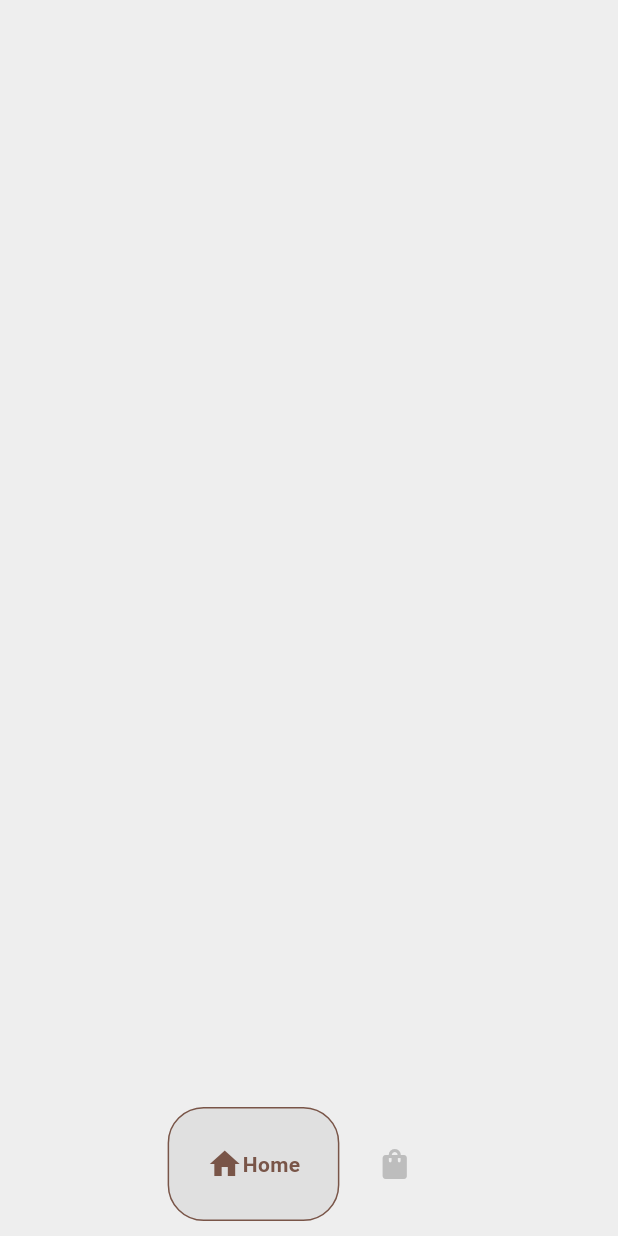
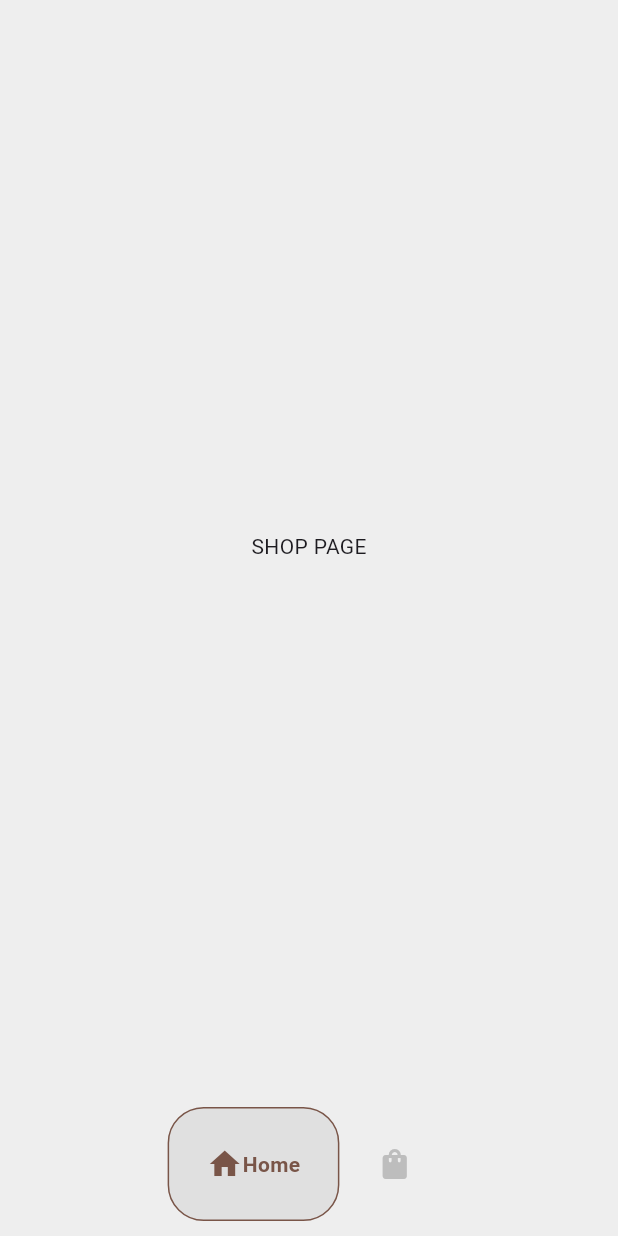
Before and after one commit to Jeffrey-joe-mathews/CoffeeShopApp, a Flutter app: the screen it shows after launch, on a phone screen of 412 x 824 dp. Run offline on Flutter 3.47's test engine with Material 3 defaults, Android fonts, the phone set to English and light mode, and no system bars; drawn by our look-alikes of google_nav_bar.

Commit message:
added in pages for the bottom navigation bar

```diff
--- a/lib/components/bottom_nav_bar.dart
+++ b/lib/components/bottom_nav_bar.dart
@@ -2,17 +2,19 @@ import 'package:flutter/material.dart';
 import 'package:google_nav_bar/google_nav_bar.dart';
 
 class MyBottomNavBar extends StatelessWidget {
-  const MyBottomNavBar({super.key});
+  final void Function(int)? onTabChange;
+  const MyBottomNavBar({super.key, required this.onTabChange});
 
   @override
   Widget build(BuildContext context) {
     return Container(
       margin: const EdgeInsets.symmetric(horizontal: 25, vertical: 10),
       child: GNav(
+        onTabChange:(value) => onTabChange!(value),
         color: Colors.grey.shade400,
         mainAxisAlignment: MainAxisAlignment.center,
         activeColor: Colors.brown,
-        rippleColor: Colors.grey.shade200,
+        rippleColor: Colors.grey.shade100,
         tabBackgroundColor: Colors.grey.shade300,
         tabBorderRadius: 24,
         tabActiveBorder: Border.all(color: Colors.brown),
--- a/lib/pages/home_page.dart
+++ b/lib/pages/home_page.dart
@@ -1,6 +1,8 @@
 import 'package:flutter/material.dart';
 import 'package:todo_flutter/components/bottom_nav_bar.dart';
 import 'package:todo_flutter/const.dart';
+import 'package:todo_flutter/pages/cart_page.dart';
+import 'package:todo_flutter/pages/shop_page.dart';
 
 class HomePage extends StatefulWidget {
   const HomePage({super.key});
@@ -10,11 +12,31 @@ class HomePage extends StatefulWidget {
 }
 
 class _HomePageState extends State<HomePage> {
+
+  // navigate bottom bar
+  int _selectedIndex = 0;
+  void navigateBottomBar(int index) {
+    setState(() {
+      _selectedIndex = index;
+    });
+  }
+
+  final List<Widget> _pages = [
+    // item page
+    ShopPage(),
+
+    // cart Page
+    CartPage(),
+  ];
+
   @override
   Widget build(BuildContext context) {
     return Scaffold(
       backgroundColor: backgroundColor,
-      bottomNavigationBar: MyBottomNavBar(),
+      bottomNavigationBar: MyBottomNavBar(
+        onTabChange:(index) => navigateBottomBar(index),
+      ),
+      body: _pages[_selectedIndex],
     );
   }
 }
--- /dev/null
+++ b/lib/pages/shop_page.dart
@@ -0,0 +1,17 @@
+import 'package:flutter/material.dart';
+
+class ShopPage extends StatefulWidget {
+  const ShopPage({super.key});
+
+  @override
+  State<ShopPage> createState() => _ShopPageState();
+}
+
+class _ShopPageState extends State<ShopPage> {
+  @override
+  Widget build(BuildContext context) {
+    return Center(
+      child: Text("SHOP PAGE"),
+    );
+  }
+}
```
Also changed, not shown: lib/pages/cart_page.dart (added, +17 -0 lines).
